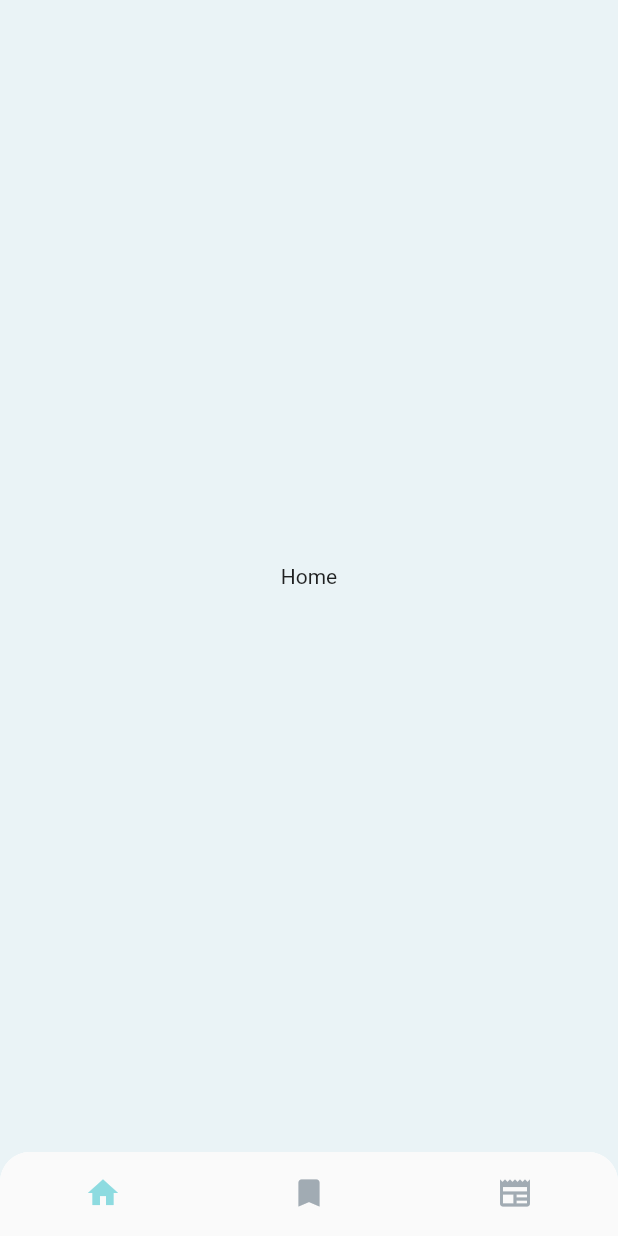
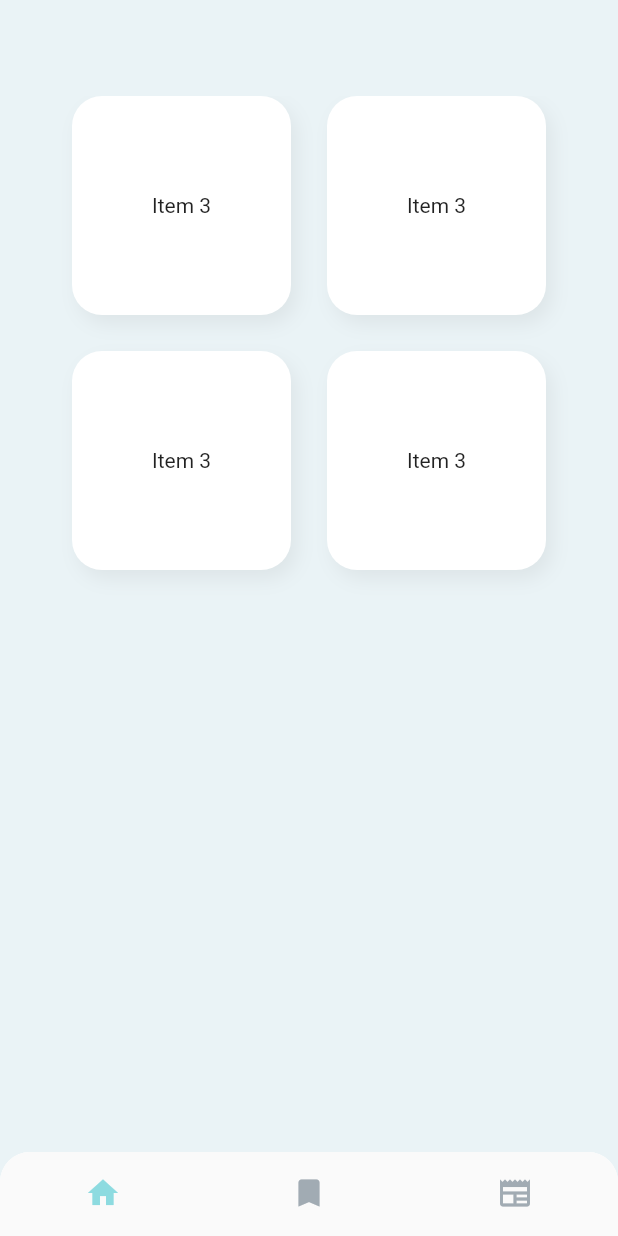
Before and after one commit to TrueVocation/true_vocation_mobile, a Flutter app: the screen it shows after launch, on a phone screen of 412 x 824 dp. Run offline on Flutter 3.47's test engine with Material 2 defaults, Android fonts, the phone set to English and light mode, and no system bars; our stand-ins replace dio.

Commit message:
some changes in template widgets and draw home page

```diff
--- a/lib/internal/application.dart
+++ b/lib/internal/application.dart
@@ -1,5 +1,5 @@
 import 'package:flutter/material.dart';
-import 'package:true_vocation_mobile/presentation/home/home_page.dart';
+import 'package:true_vocation_mobile/presentation/home/navigation.dart';
 
 class Application extends StatelessWidget {
   const Application({Key? key}) : super(key: key);
--- a/lib/presentation/home/home_news_page.dart
+++ b/lib/presentation/home/home_news_page.dart
@@ -16,9 +16,10 @@ class _HomeNewsPageState extends State<HomeNewsPage> {
   @override
   Widget build(BuildContext context) {
     return Scaffold(
-      appBar: const CustomAppBar(
+      appBar: CustomAppBar(
         name: "Новости",
         leading: false,
+        color: AppColors.backgroundColor,
       ),
       backgroundColor: AppColors.transparent,
       body: CustomPageScroll(
--- a/lib/presentation/home/home_page.dart
+++ b/lib/presentation/home/home_page.dart
@@ -1,71 +1,85 @@
 import 'package:flutter/material.dart';
-import 'package:flutter_svg/flutter_svg.dart';
-import 'package:true_vocation_mobile/presentation/home/home_news_page.dart';
+import 'package:true_vocation_mobile/presentation/news/news_page.dart';
+import 'package:true_vocation_mobile/presentation/templates/appbar_template.dart';
+import 'package:true_vocation_mobile/presentation/templates/container_custom_template.dart';
 import 'package:true_vocation_mobile/utils/colors.dart';
-import 'package:true_vocation_mobile/utils/icons.dart';
 
-class Home extends StatefulWidget {
-  const Home({Key? key}) : super(key: key);
-
-  @override
-  _HomeState createState() => _HomeState();
-}
-
-class _HomeState extends State<Home> {
-  int _selectedIndex = 0;
-
-  final Widget svg = SvgPicture.asset(AppIcons.home);
-
-  static const List<Widget> _widgetOptions = <Widget>[
-    Text(
-      'Home',
-    ),
-    Text(
-      'Bookmarks',
-    ),
-    HomeNewsPage(),
-  ];
-
-  void _onItemTapped(int index) {
-    setState(() {
-      _selectedIndex = index;
-    });
-  }
+class HomePage extends StatelessWidget {
+  const HomePage({Key? key}) : super(key: key);
 
   @override
   Widget build(BuildContext context) {
     return Scaffold(
       backgroundColor: AppColors.backgroundColor,
+      appBar: CustomAppBar(
+        name: '',
+        leading: false,
+        color: AppColors.backgroundColor,
+      ),
       body: Center(
-        child: _widgetOptions.elementAt(_selectedIndex),
+        child: GridView.count(
+          // Create a grid with 2 columns. If you change the scrollDirection to
+          // horizontal, this produces 2 rows.
+          crossAxisCount: 2,
+          crossAxisSpacing: 24,
+          mainAxisSpacing: 24,
+          padding: const EdgeInsets.only(left: 48, right: 48),
+          children: getCards(context),
+        ),
       ),
-      bottomNavigationBar: ClipRRect(
-        borderRadius: const BorderRadius.only(
-          topLeft: Radius.circular(20),
-          topRight: Radius.circular(20),
-        ),
-        child: Container(
-          child: bottomNavigationBar(),
-          color: AppColors.whiteColor,
-        )),
     );
   }
 
-  Widget bottomNavigationBar() {
-    return BottomNavigationBar(
-      items: const <BottomNavigationBarItem>[
-        BottomNavigationBarItem(icon: Icon(Icons.home), label: "Главная"),
-        BottomNavigationBarItem(icon: Icon(Icons.bookmark), label: "Закладки"),
-        BottomNavigationBarItem(icon: Icon(Icons.newspaper), label: "Новости"),
-      ],
-      currentIndex: _selectedIndex,
-      selectedItemColor: AppColors.greenColor,
-      unselectedItemColor: AppColors.greyColor,
-      onTap: _onItemTapped,
-      elevation: 0,
-      showSelectedLabels: false,
-      showUnselectedLabels: false,
-      iconSize: 24,
-    );
+  List<Widget> getCards(BuildContext context){
+    return <Widget>[
+      GestureDetector(
+        onTap: (){
+          Navigator.push(
+            context,
+            MaterialPageRoute(builder: (context) => const MainNewsPage()),
+          );
+        },
+        child: const CustomContainer(
+          borderRadius: BorderRadius.all(Radius.circular(20)),
+          height: 50,
+          width: 50,
+          child: Center(
+            child: Text(
+              'Item 3',
+            ),
+          ),
+        ),
+      ),
+      const CustomContainer(
+        borderRadius: BorderRadius.all(Radius.circular(20)),
+        height: 50,
+        width: 50,
+        child: Center(
+          child: Text(
+            'Item 3',
+          ),
+        ),
+      ),
+      const CustomContainer(
+        borderRadius: BorderRadius.all(Radius.circular(20)),
+        height: 50,
+        width: 50,
+        child: Center(
+          child: Text(
+            'Item 3',
+          ),
+        ),
+      ),
+      const CustomContainer(
+        borderRadius: BorderRadius.all(Radius.circular(20)),
+        height: 50,
+        width: 50,
+        child: Center(
+          child: Text(
+            'Item 3',
+          ),
+        ),
+      ),
+    ];
   }
 }
--- /dev/null
+++ b/lib/presentation/home/navigation.dart
@@ -0,0 +1,67 @@
+import 'package:flutter/material.dart';
+import 'package:true_vocation_mobile/presentation/home/home_news_page.dart';
+import 'package:true_vocation_mobile/presentation/home/home_page.dart';
+import 'package:true_vocation_mobile/presentation/templates/appbar_template.dart';
+import 'package:true_vocation_mobile/utils/colors.dart';
+
+class Home extends StatefulWidget {
+  const Home({Key? key}) : super(key: key);
+
+  @override
+  _HomeState createState() => _HomeState();
+}
+
+class _HomeState extends State<Home> {
+  int _selectedIndex = 0;
+
+  static const List<Widget> _widgetOptions = <Widget>[
+    HomePage(),
+    Text(
+      'Bookmarks',
+    ),
+    HomeNewsPage(),
+  ];
+
+  void _onItemTapped(int index) {
+    setState(() {
+      _selectedIndex = index;
+    });
+  }
+
+  @override
+  Widget build(BuildContext context) {
+    return Scaffold(
+      backgroundColor: AppColors.backgroundColor,
+      body: Center(
+        child: _widgetOptions.elementAt(_selectedIndex),
+      ),
+      bottomNavigationBar: ClipRRect(
+        borderRadius: const BorderRadius.only(
+          topLeft: Radius.circular(20),
+          topRight: Radius.circular(20),
+        ),
+        child: Container(
+          child: bottomNavigationBar(),
+          color: AppColors.whiteColor,
+        )),
+    );
+  }
+
+  Widget bottomNavigationBar() {
+    return BottomNavigationBar(
+      items: const <BottomNavigationBarItem>[
+        BottomNavigationBarItem(icon: Icon(Icons.home), label: "Главная"),
+        BottomNavigationBarItem(icon: Icon(Icons.bookmark), label: "Закладки"),
+        BottomNavigationBarItem(icon: Icon(Icons.newspaper), label: "Новости"),
+      ],
+      currentIndex: _selectedIndex,
+      selectedItemColor: AppColors.greenColor,
+      unselectedItemColor: AppColors.greyColor,
+      onTap: _onItemTapped,
+      elevation: 0,
+      showSelectedLabels: false,
+      showUnselectedLabels: false,
+      iconSize: 24,
+    );
+  }
+}
--- a/lib/presentation/news/news_page.dart
+++ b/lib/presentation/news/news_page.dart
@@ -15,9 +15,10 @@ class _MainNewsPageState extends State<MainNewsPage> {
   @override
   Widget build(BuildContext context) {
     return Scaffold(
-      appBar: const CustomAppBar(
+      appBar: CustomAppBar(
         name: "Новости",
         leading: true,
+        color: AppColors.backgroundColor,
       ),
       body: CustomPageScroll(
         children: [
--- a/lib/presentation/templates/appbar_template.dart
+++ b/lib/presentation/templates/appbar_template.dart
@@ -2,15 +2,16 @@ import 'package:flutter/material.dart';
 import 'package:true_vocation_mobile/utils/colors.dart';
 
 class CustomAppBar extends StatelessWidget implements PreferredSizeWidget {
-  const CustomAppBar({Key? key, this.name, this.leading}) : super(key: key);
+  const CustomAppBar({Key? key, this.name, this.leading, this.color}) : super(key: key);
 
   final bool? leading;
   final String? name;
+  final Color? color;
 
   @override
   Widget build(BuildContext context) {
     return AppBar(
-      backgroundColor: AppColors.backgroundColor,
+      backgroundColor: color,
       centerTitle: true,
       title: Text(name!),
       titleTextStyle: TextStyle(
--- a/lib/presentation/templates/container_custom_widget.dart
+++ b/lib/presentation/templates/container_custom_template.dart
@@ -2,18 +2,22 @@ import 'package:flutter/material.dart';
 import 'package:true_vocation_mobile/utils/colors.dart';
 import 'package:true_vocation_mobile/utils/shadows.dart';
 
-class ContainerCustom extends StatelessWidget {
-  const ContainerCustom({Key? key, this.child, this.margin, this.borderRadius})
+class CustomContainer extends StatelessWidget {
+  const CustomContainer({Key? key, this.child, this.margin, this.borderRadius, this.height, this.width})
       : super(key: key);
 
   final Widget? child;
   final EdgeInsetsGeometry? margin;
   final BorderRadiusGeometry? borderRadius;
+  final double? height;
+  final double? width;
 
   @override
   Widget build(BuildContext context) {
     return Container(
       margin: margin,
+      height: height,
+      width: width,
       decoration: BoxDecoration(
         borderRadius: borderRadius,
         color: AppColors.whiteColor,
--- a/lib/presentation/templates/modal_bottom_sheet_template.dart
+++ b/lib/presentation/templates/modal_bottom_sheet_template.dart
@@ -17,7 +17,7 @@ class CustomModalBottomSheet extends StatelessWidget {
       child: Container(
         color: AppColors.whiteColor,
         child: Container(
-          margin: const EdgeInsets.only(right: 24, left: 24),
+          margin: const EdgeInsets.only(right: 16, left: 16),
           child: Column(
             mainAxisAlignment: MainAxisAlignment.end,
             mainAxisSize: MainAxisSize.min,
--- a/lib/presentation/templates/news/news_block_template.dart
+++ b/lib/presentation/templates/news/news_block_template.dart
@@ -15,13 +15,13 @@ class NewsBlockTemplate extends StatelessWidget {
           ),
           context: context,
           builder: (BuildContext context) {
-            return CustomModalBottomSheet(
+            return const CustomModalBottomSheet(
               children: <Widget>[
-                const Icon(
+                Icon(
                   Icons.horizontal_rule_rounded,
                   size: 48,
                 ),
-                const Text(
+                Text(
                   'Правительство выделило 20 000 грантов на научно-технические направления',
                   style: TextStyle(
                       fontSize: 14,
@@ -29,16 +29,14 @@ class NewsBlockTemplate extends StatelessWidget {
                       fontFamily: 'Roboto'),
                   textAlign: TextAlign.center,
                 ),
-                const SizedBox(
+                SizedBox(
                   height: 16,
                 ),
                 Expanded(
                   flex: 1,
                   child: SingleChildScrollView(
                     scrollDirection: Axis.vertical,
-                    child: Container(
-                      margin: const EdgeInsets.only(bottom: 24),
-                      child: const Text(
+                    child: Text(
                       '''
                       Президент Казахстана Нурсултан Назарбаев пообещал студентам выделить ещё 20 тысяч грантов и решить проблему с общежитиями в ближайшие годы.
                       "Третья инициатива – повышение доступности и качества высшего образования и улучшение условий проживания студенческой молодёжи. Сегодня в вузах страны обучается более 530 тысяч молодых людей, из них почти 30% по грантам, выделяемых государством", – сказал Нурсултан Назарбаев на совместном заседании палат Парламента.
@@ -50,7 +48,6 @@ class NewsBlockTemplate extends StatelessWidget {
                       ''',
                       style: TextStyle(fontSize: 12, fontFamily: 'Roboto'),
                       textAlign: TextAlign.left,
-                      ),
                     ),
                   ),
                 ),
--- a/lib/presentation/templates/news/news_template_widget.dart
+++ b/lib/presentation/templates/news/news_template_widget.dart
@@ -1,5 +1,5 @@
 import 'package:flutter/material.dart';
-import 'package:true_vocation_mobile/presentation/templates/container_custom_widget.dart';
+import 'package:true_vocation_mobile/presentation/templates/container_custom_template.dart';
 import 'package:true_vocation_mobile/presentation/templates/news/news_block_template.dart';
 
 class NewsTemplate extends StatelessWidget {
@@ -17,7 +17,7 @@ class NewsTemplate extends StatelessWidget {
       ),
       physics: const NeverScrollableScrollPhysics(),
       itemCount: itemCount!,
-      itemBuilder: (context, index) => const ContainerCustom(
+      itemBuilder: (context, index) => const CustomContainer(
         borderRadius: BorderRadius.all(Radius.circular(20)),
         child: NewsBlockTemplate(),
       ),
--- a/lib/utils/icons.dart
+++ b/lib/utils/icons.dart
@@ -1,5 +1,4 @@
-import 'package:flutter/material.dart';
 
 class AppIcons {
-  static String home = "assets/icons/home.svg";
+  static String homeIcon = "assets/icons/home.svg";
 }
```
Also changed, not shown: assets/icons/home.svg. Lines whose indentation alone changed are shown as unchanged.
